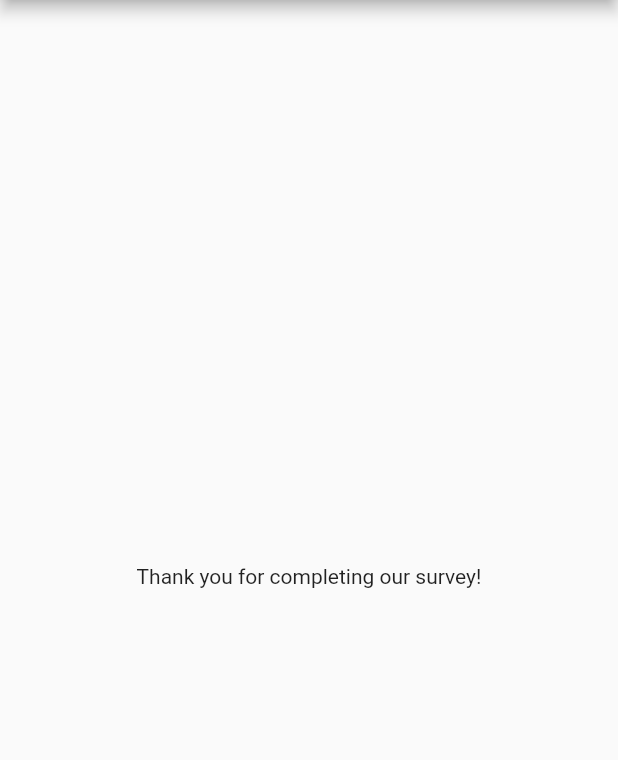
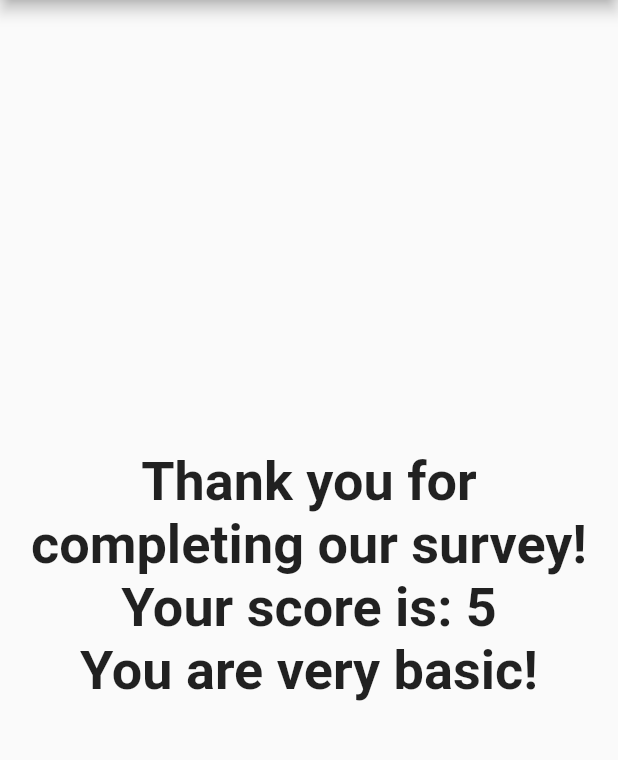
Before and after one commit to richard-k-hughes/flutter_complete_guide, a Flutter app: the screen it shows after launch, after a tap on "Blue", after a tap on "A basic zoomer", after a tap on "Dessert!", on a phone screen of 412 x 824 dp, the part 84-844 px from its top. Run offline on Flutter 3.47's test engine with Material 2 defaults, Android fonts, the phone set to English and light mode, and no system bars.

Commit message:
Added Scoring system for weirdness and logic for personality string in result

```diff
--- a/lib/main.dart
+++ b/lib/main.dart
@@ -12,11 +12,13 @@ class MyApp extends StatefulWidget {
 
 class _MyAppState extends State<MyApp> {
   var _currentQuestionIndex = 0;
+  var _totalScore = 0;
 
-  void _answerQuestion() {
-    print('Answer selected!');
+  void _answerQuestion(int score) {
+    // print('Answer selected!');
+    _totalScore += score;
     setState(() => _currentQuestionIndex++);
-    print('Current question index is ${_currentQuestionIndex}');
+    // print('Current question index is ${_currentQuestionIndex}');
   }
 
   @override
@@ -28,20 +30,30 @@ class _MyAppState extends State<MyApp> {
     const _questions = [
       {
         'questionText': 'What\'s your favorite color?',
-        'answers': ['Blue', 'Green', 'Red', 'Black', 'Silver', 'White']
+        'answers': [
+          {'text': 'Blue', 'score': 1},
+          {'text': 'Green', 'score': 2},
+          {'text': 'Red', 'score': 3},
+          {'text': 'Black', 'score': 4},
+          {'text': 'Silver', 'score': 5},
+          {'text': 'White', 'score': 4},
+        ]
       },
       {
         'questionText': 'How old are you?',
         'answers': [
-          'None of your business',
-          'A basic zoomer',
-          'Pretty old',
-          '30\'s isn\'t old!'
+          {'text': 'None of your business', 'score': 4},
+          {'text': 'A basic zoomer', 'score': 2},
+          {'text': 'Pretty old', 'score': 2},
+          {'text': '30\'s isn\'t old!', 'score': 2},
         ]
       },
       {
         'questionText': 'Do you prefer dessert or entrees?',
-        'answers': ['Dessert!', 'Real Food']
+        'answers': [
+          {'text': 'Dessert!', 'score': 2},
+          {'text': 'Real Food', 'score': 1}
+        ]
       },
     ];
     // var questionWidgetList = <Widget>[];
@@ -58,7 +70,7 @@ class _MyAppState extends State<MyApp> {
                 questionIndex: _currentQuestionIndex,
                 questions: _questions,
               )
-            : Result(),
+            : Result(_totalScore),
       ),
     );
   }
--- a/lib/quiz.dart
+++ b/lib/quiz.dart
@@ -5,7 +5,7 @@ import './question.dart';
 
 class Quiz extends StatelessWidget {
   final List<Map<String, Object>> questions;
-  final VoidCallback answerQuestion;
+  final Function answerQuestion;
   final int questionIndex;
 
   Quiz(
@@ -17,8 +17,9 @@ class Quiz extends StatelessWidget {
   Widget build(BuildContext context) {
     return Column(children: [
       Question(questions[questionIndex]['questionText']),
-      ...(questions[questionIndex]['answers'] as List<String>)
-          .map((answer) => Answer(answerQuestion, answer))
+      ...(questions[questionIndex]['answers'] as List<Map<String, Object>>)
+          .map((answer) =>
+              Answer(() => answerQuestion(answer['score']), answer['text']))
           .toList(),
     ]);
   }
--- a/lib/result.dart
+++ b/lib/result.dart
@@ -1,10 +1,31 @@
 import 'package:flutter/material.dart';
 
 class Result extends StatelessWidget {
+  final int totalScore;
+
+  Result(this.totalScore);
+
+  String get resultPhrase {
+    var resultText =
+        'Thank you for completing our survey! Your score is: ${totalScore}\n';
+    if (totalScore <= 5) {
+      resultText += 'You are very basic!';
+    } else if (totalScore <= 8) {
+      resultText += 'You are a bit interesting huh!';
+    } else {
+      resultText += 'You are wild!';
+    }
+    return resultText;
+  }
+
   @override
   Widget build(BuildContext context) {
     return Center(
-      child: Text('Thank you for completing our survey!'),
+      child: Text(
+        resultPhrase,
+        style: TextStyle(fontSize: 36, fontWeight: FontWeight.bold),
+        textAlign: TextAlign.center,
+      ),
     );
   }
 }
```
